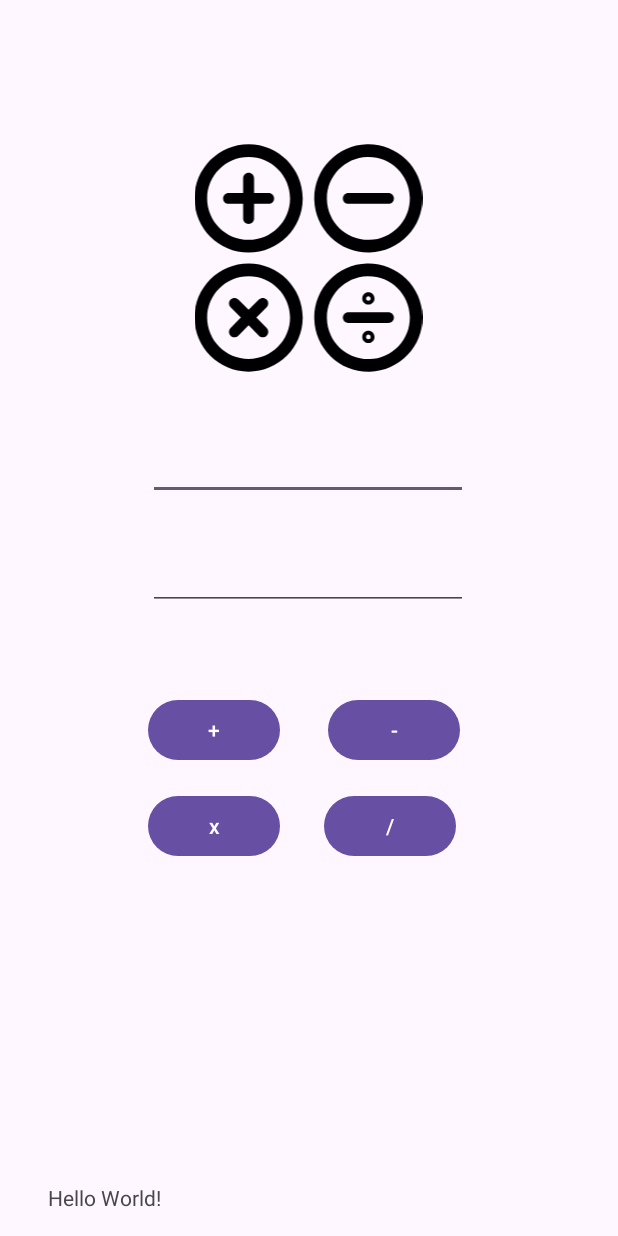
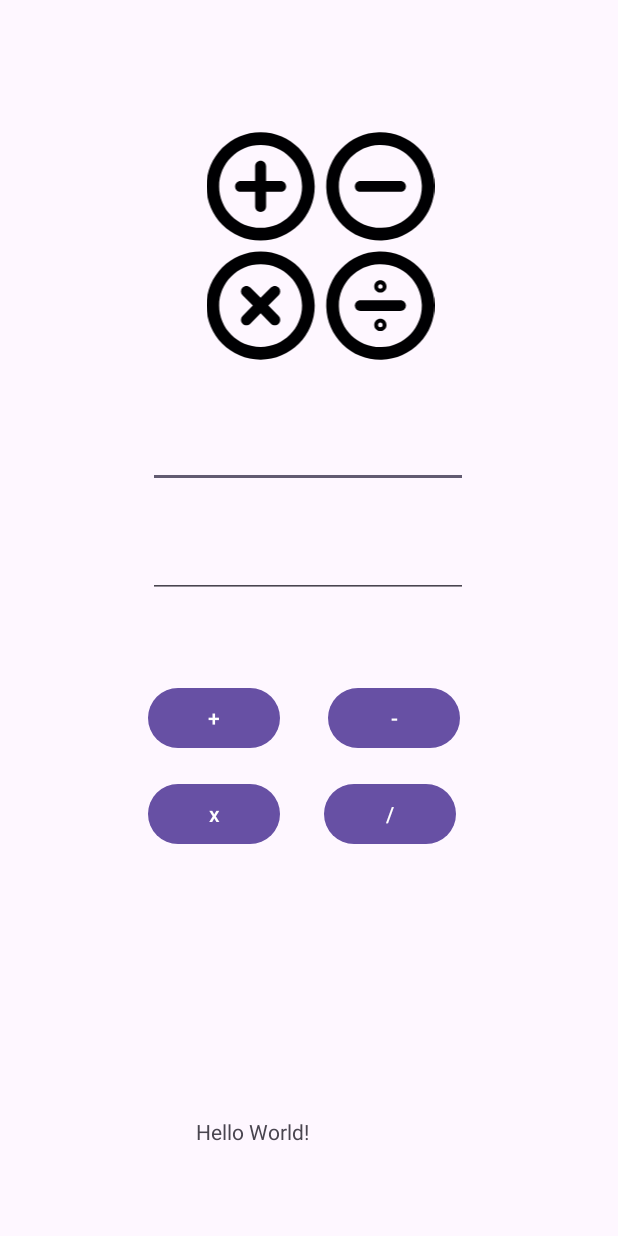
Before and after one commit to Javo2023/Calculadora1, an Android app: the screen it shows after launch (MainActivity), on a phone screen of 412 x 824 dp. Run offline under Robolectric (Android 15) with nearby library versions, the phone set to English and light mode, and no system bars.

Commit message:
commit conversion a Kotlin

```diff
--- a/app/build.gradle
+++ b/app/build.gradle
@@ -29,9 +29,10 @@ android {
 }
 
 dependencies {
+    implementation 'androidx.core:core-ktx:1.10.1'
 
     implementation 'androidx.appcompat:appcompat:1.6.1'
-    implementation 'com.google.android.material:material:1.5.0'
+    implementation 'com.google.android.material:material:1.9.0'
     implementation 'androidx.constraintlayout:constraintlayout:2.1.4'
     testImplementation 'junit:junit:4.13.2'
     androidTestImplementation 'androidx.test.ext:junit:1.1.5'
--- a/app/src/main/java/com/example/calculadora/MainActivity.java
+++ /dev/null
@@ -1,52 +0,0 @@
-package com.example.calculadora;
-
-import androidx.appcompat.app.AppCompatActivity;
-
-import android.os.Bundle;
-import android.view.View;
-import android.widget.Button;
-import android.widget.EditText;
-
-public class MainActivity extends AppCompatActivity {
-
-    @Override
-    protected void onCreate(Bundle savedInstanceState) {
-        super.onCreate(savedInstanceState);
-        setContentView(R.layout.activity_main);
-
-
-        Button suma = findViewById(R.id.suma);
-        Button resta = findViewById(R.id.resta);
-        Button multiplicacion = findViewById(R.id.multiplicacion);
-        Button division = findViewById(R.id.division);
-
-        EditText editTextNumber = findViewById(R.id.editTextNumber);
-        EditText editTextNumber2 = findViewById(R.id.editTextNumber2);
-
-        suma.setOnClickListener(new View.OnClickListener() {
-            @Override
-            public void onClick(View v) {
-
-            }
-        });
-
-        resta.setOnClickListener(new View.OnClickListener() {
-            @Override
-            public void onClick(View v) {
-
-            }
-        });
-        multiplicacion.setOnClickListener(new View.OnClickListener() {
-            @Override
-            public void onClick(View v) {
-
-            }
-        });
-        division.setOnClickListener(new View.OnClickListener() {
-            @Override
-            public void onClick(View v) {
-
-            }
-        });
-    }
-}
--- /dev/null
+++ b/app/src/main/java/com/example/calculadora/MainActivity.kt
@@ -0,0 +1,91 @@
+package com.example.calculadora
+
+import android.os.Bundle
+import android.widget.Button
+import android.widget.EditText
+import android.widget.TextView
+import android.widget.Toast
+import androidx.appcompat.app.AppCompatActivity
+import com.example.calculadora.R
+
+class MainActivity : AppCompatActivity() {
+    private var num1: EditText? = null
+    private var num2: EditText? = null
+    private var textResultado: TextView? = null
+    override fun onCreate(savedInstanceState: Bundle?) {
+        super.onCreate(savedInstanceState)
+        setContentView(R.layout.activity_main)
+        num1 = findViewById(R.id.num1)
+        num2 = findViewById(R.id.num2)
+        textResultado = findViewById(R.id.textResultado)
+        val suma = findViewById<Button>(R.id.suma)
+        val resta = findViewById<Button>(R.id.resta)
+        val division = findViewById<Button>(R.id.division)
+        val multiplicacion = findViewById<Button>(R.id.multiplicacion)
+
+        //Toast.makeText(this, "hi", Toast.LENGTH_LONG).show();
+        //Snackbar.make(MainActivity, "hi",Snackbar.LENGTH_LONG).show()
+        suma.setOnClickListener {
+            if (num1.getText().toString().isEmpty() || num2.getText().toString().isEmpty()) {
+                Toast.makeText(baseContext, "Rellenar los campos vacios.", Toast.LENGTH_LONG).show()
+            } else {
+                val numero1 = num1.getText().toString().toDouble()
+                val numero2 = num2.getText().toString().toDouble()
+                val resultado = numero1 + numero2
+                textResultado.setText("Resultado: $resultado")
+                Toast.makeText(
+                    baseContext,
+                    "Apretaste Sumar, resultado: $resultado",
+                    Toast.LENGTH_LONG
+                ).show()
+            }
+        }
+        resta.setOnClickListener {
+            if (num1.getText().toString().isEmpty() || num2.getText().toString().isEmpty()) {
+                Toast.makeText(baseContext, "Rellenar los campos vacios.", Toast.LENGTH_LONG).show()
+            } else {
+                val numero1 = num1.getText().toString().toDouble()
+                val numero2 = num2.getText().toString().toDouble()
+                val resultado = numero1 - numero2
+                textResultado.setText("Resultado: $resultado")
+                Toast.makeText(
+                    baseContext,
+                    "Apretaste Resta, resultado: $resultado",
+                    Toast.LENGTH_LONG
+                ).show()
+            }
+        }
+        division.setOnClickListener {
+            if (num1.getText().toString().isEmpty() || num2.getText().toString()
+                    .isEmpty() || num2.getText().toString().toInt() == 0
+            ) {
+                Toast.makeText(baseContext, "Rellenar los campos vacios.", Toast.LENGTH_LONG).show()
+            } else {
+                val numero1 = num1.getText().toString().toDouble()
+                val numero2 = num2.getText().toString().toDouble()
+                val resultado = numero1 / numero2
+                textResultado.setText("Resultado: $resultado")
+                Toast.makeText(
+                    baseContext,
+                    "Apretaste Division, resultado: $resultado",
+                    Toast.LENGTH_LONG
+                ).show()
+            }
+        }
+        multiplicacion.setOnClickListener {
+            if (num1.getText().toString().isEmpty() || num2.getText().toString().isEmpty()) {
+                Toast.makeText(baseContext, "Rellenar los campos vacios.", Toast.LENGTH_LONG).show()
+            } else {
+                val numero1 = num1.getText().toString().toDouble()
+                val numero2 = num2.getText().toString().toDouble()
+                val resultado = numero1 * numero2
+                textResultado.setText("Resultado: $resultado")
+                Toast.makeText(
+                    baseContext,
+                    "Apretaste multiplicacion, resultado: $resultado",
+                    Toast.LENGTH_LONG
+                ).show()
+            }
+        }
+    }
+}
--- a/app/src/main/res/layout/activity_main.xml
+++ b/app/src/main/res/layout/activity_main.xml
@@ -7,16 +7,18 @@
     tools:context=".MainActivity">
 
     <TextView
+        android:id="@+id/textResultado"
         android:layout_width="150dp"
         android:layout_height="wrap_content"
-        android:layout_marginStart="32dp"
-        android:layout_marginBottom="16dp"
+        android:layout_marginBottom="60dp"
         android:text="Hello World!"
         app:layout_constraintBottom_toBottomOf="parent"
+        app:layout_constraintEnd_toEndOf="parent"
+        app:layout_constraintHorizontal_bias="0.498"
         app:layout_constraintStart_toStartOf="parent" />
 
     <EditText
-        android:id="@+id/editTextNumber"
+        android:id="@+id/num1"
         android:layout_width="wrap_content"
         android:layout_height="wrap_content"
         android:layout_marginTop="40dp"
@@ -28,7 +30,7 @@
         app:layout_constraintTop_toBottomOf="@+id/imageView4" />
 
     <EditText
-        android:id="@+id/editTextNumber2"
+        android:id="@+id/num2"
         android:layout_width="wrap_content"
         android:layout_height="wrap_content"
         android:layout_marginTop="28dp"
@@ -37,7 +39,7 @@
         app:layout_constraintEnd_toEndOf="parent"
         app:layout_constraintHorizontal_bias="0.497"
         app:layout_constraintStart_toStartOf="parent"
-        app:layout_constraintTop_toBottomOf="@+id/editTextNumber" />
+        app:layout_constraintTop_toBottomOf="@+id/num1" />
 
     <Button
         android:id="@+id/suma"
@@ -45,8 +47,8 @@
         android:layout_height="wrap_content"
         android:layout_marginTop="56dp"
         android:text="+"
-        app:layout_constraintStart_toStartOf="@+id/editTextNumber2"
-        app:layout_constraintTop_toBottomOf="@+id/editTextNumber2" />
+        app:layout_constraintStart_toStartOf="@+id/num2"
+        app:layout_constraintTop_toBottomOf="@+id/num2" />
 
     <Button
         android:id="@+id/resta"
@@ -55,9 +57,9 @@
         android:layout_marginStart="26dp"
         android:layout_marginTop="56dp"
         android:text="-"
-        app:layout_constraintEnd_toEndOf="@+id/editTextNumber2"
+        app:layout_constraintEnd_toEndOf="@+id/num2"
         app:layout_constraintStart_toEndOf="@+id/suma"
-        app:layout_constraintTop_toBottomOf="@+id/editTextNumber2" />
+        app:layout_constraintTop_toBottomOf="@+id/num2" />
 
     <Button
         android:id="@+id/multiplicacion"
@@ -83,9 +85,9 @@
         android:id="@+id/imageView4"
         android:layout_width="186dp"
         android:layout_height="152dp"
-        android:layout_marginTop="96dp"
+        android:layout_marginTop="88dp"
         app:layout_constraintEnd_toEndOf="parent"
-        app:layout_constraintHorizontal_bias="0.498"
+        app:layout_constraintHorizontal_bias="0.533"
         app:layout_constraintStart_toStartOf="parent"
         app:layout_constraintTop_toTopOf="parent"
         app:srcCompat="@drawable/calculator_buttons" />
```
